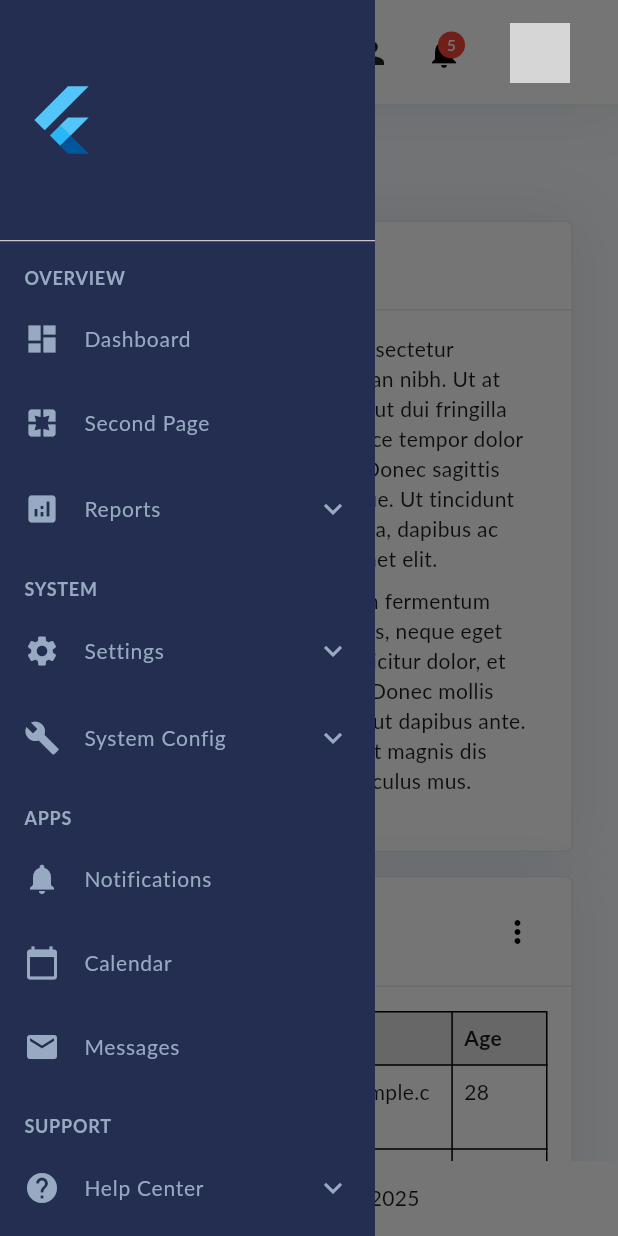
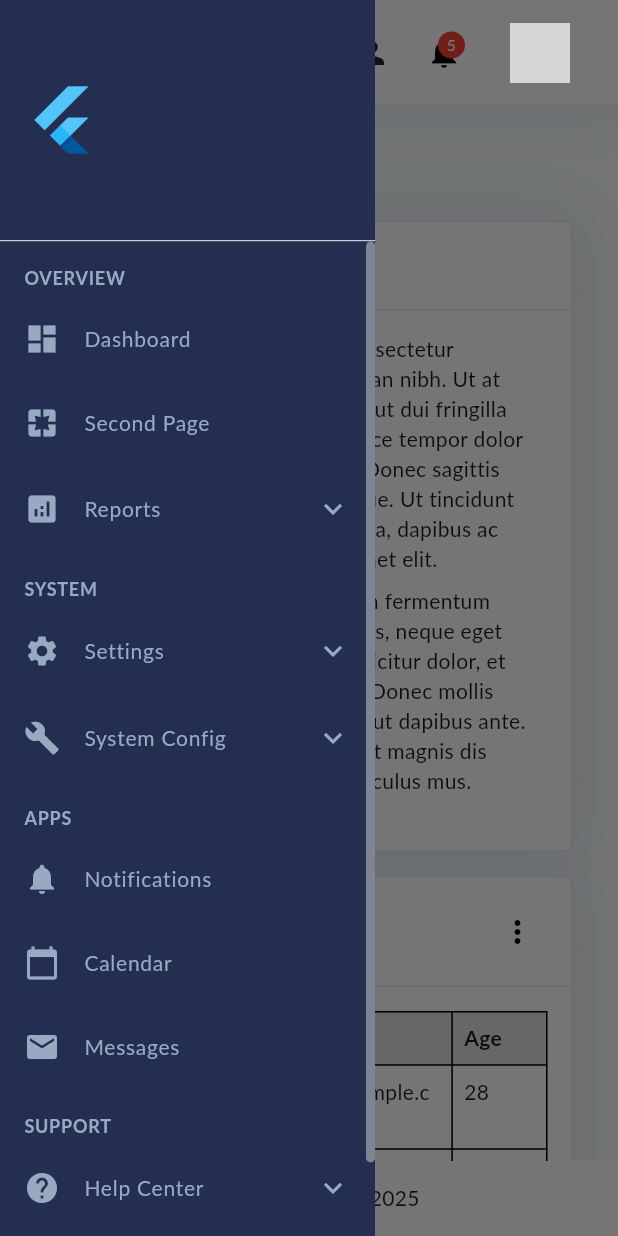
Before and after one commit to romulorodrigues/responsive_dashboard, a Flutter app: the screen it shows after launch, after a tap on the "menu" icon, on a phone screen of 412 x 824 dp. Run offline on Flutter 3.47's test engine with Material 3 defaults, Android fonts, the phone set to English and light mode, and no system bars; network calls fail; Roboto replaces fonts that are missing (Lato); grey boxes are pictures that could not be loaded.

```diff
--- a/lib/src/widgets/side_bar.dart
+++ b/lib/src/widgets/side_bar.dart
@@ -1,7 +1,7 @@
 import 'package:flutter/material.dart';
 import '../models/menu_item_model.dart';
 
-class SideBar extends StatelessWidget {
+class SideBar extends StatefulWidget {
   final bool isCollapsed;
   final VoidCallback onToggleMenu;
   final VoidCallback? onForceExpand;
@@ -28,37 +28,53 @@ class SideBar extends StatelessWidget {
   });
 
   @override
+  State<SideBar> createState() => _SideBarState();
+}
+
+class _SideBarState extends State<SideBar> {
+  final ScrollController _scrollController = ScrollController();
+
+  @override
+  void dispose() {
+    _scrollController.dispose();
+    super.dispose();
+  }
+
+  @override
   Widget build(BuildContext context) {
     return SizedBox(
-      width: isCollapsed ? 80 : 250,
+      width: widget.isCollapsed ? 80 : 250,
       child: Drawer(
         shape: const RoundedRectangleBorder(borderRadius: BorderRadius.zero),
-        backgroundColor: backgroundColor ?? const Color(0xFF232E51),
+        backgroundColor: widget.backgroundColor ?? const Color(0xFF232E51),
         child: Column(
           children: [
             DrawerHeader(
               decoration: BoxDecoration(
-                color: headerBackgroundColor ?? const Color(0xFF232E51),
+                color: widget.headerBackgroundColor ?? const Color(0xFF232E51),
               ),
               margin: EdgeInsets.zero,
               padding: const EdgeInsets.symmetric(horizontal: 16),
               child: Row(
                 mainAxisAlignment: MainAxisAlignment.spaceBetween,
                 children: [
-                  FlutterLogo(size: isCollapsed ? 40 : 50),
+                  FlutterLogo(size: widget.isCollapsed ? 40 : 50),
                 ],
               ),
             ),
             Expanded(
               child: Container(
-                color: backgroundColor ?? const Color(0xFF232E51),
+                color: widget.backgroundColor ?? const Color(0xFF232E51),
                 child: RawScrollbar(
+                  controller: _scrollController,
                   thumbVisibility: true,
-                  thickness: scrollbarThickness ?? 6,
-                  radius: scrollbarRadius ?? const Radius.circular(4),
-                  thumbColor: (scrollbarThumbColor ?? Colors.grey.shade400)
-                      .withOpacity(0.6),
+                  thickness: widget.scrollbarThickness ?? 6,
+                  radius: widget.scrollbarRadius ?? const Radius.circular(4),
+                  thumbColor:
+                      (widget.scrollbarThumbColor ?? Colors.grey.shade400)
+                          .withOpacity(0.6),
                   child: ListView(
+                    controller: _scrollController,
                     padding: EdgeInsets.zero,
                     physics: const ClampingScrollPhysics(),
                     children: _buildMenuItemsGroupedBySection(context),
@@ -75,20 +91,20 @@ class SideBar extends StatelessWidget {
   List<Widget> _buildMenuItemsGroupedBySection(BuildContext context) {
     final Map<String?, List<MenuItemModel>> grouped = {};
 
-    for (var item in menuItems) {
+    for (var item in widget.menuItems) {
       grouped.putIfAbsent(item.section, () => []).add(item);
     }
 
     final List<Widget> widgets = [];
 
     grouped.forEach((section, items) {
-      if (section != null && !isCollapsed) {
+      if (section != null && !widget.isCollapsed) {
         widgets.add(
           Padding(
             padding: const EdgeInsets.fromLTRB(16, 16, 16, 4),
             child: Text(
               section.toUpperCase(),
-              style: sectionTextStyle ??
+              style: widget.sectionTextStyle ??
                   const TextStyle(
                     fontSize: 12,
                     fontWeight: FontWeight.bold,
@@ -118,7 +134,7 @@ class SideBar extends StatelessWidget {
           ),
           title: Row(
             children: [
-              if (!isCollapsed)
+              if (!widget.isCollapsed)
                 Expanded(
                   child: Text(
                     item.label,
@@ -141,8 +157,8 @@ class SideBar extends StatelessWidget {
           childrenPadding: const EdgeInsets.only(left: 16),
           onExpansionChanged: (expanded) {
             item.isExpanded = expanded;
-            if (isCollapsed && expanded) {
-              onForceExpand?.call();
+            if (widget.isCollapsed && expanded) {
+              widget.onForceExpand?.call();
             }
           },
           children: item.children!
@@ -158,7 +174,7 @@ class SideBar extends StatelessWidget {
             item.icon,
             color: item.iconColor ?? const Color(0xFF97aac1),
           ),
-          title: isCollapsed
+          title: widget.isCollapsed
               ? const SizedBox.shrink()
               : Text(
                   item.label,
```
